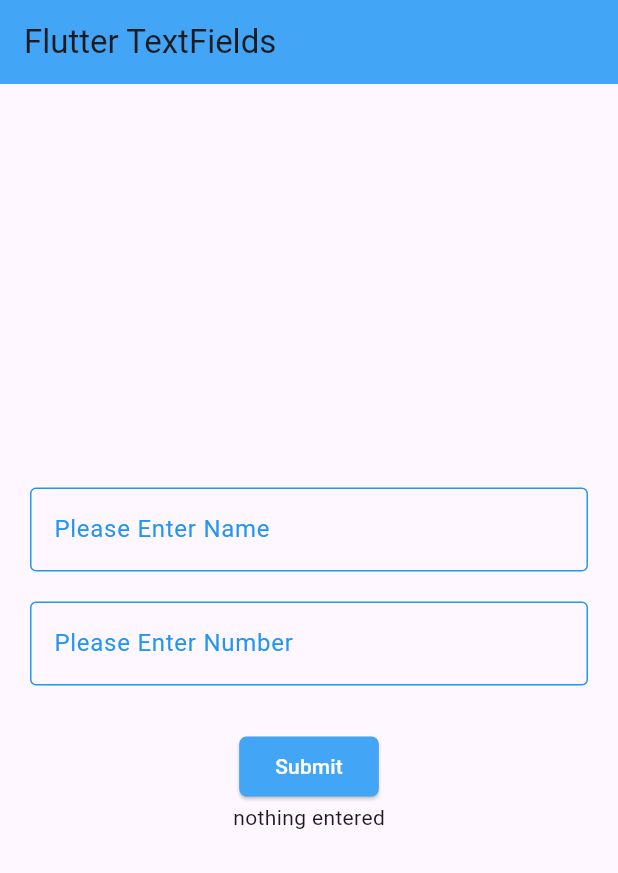
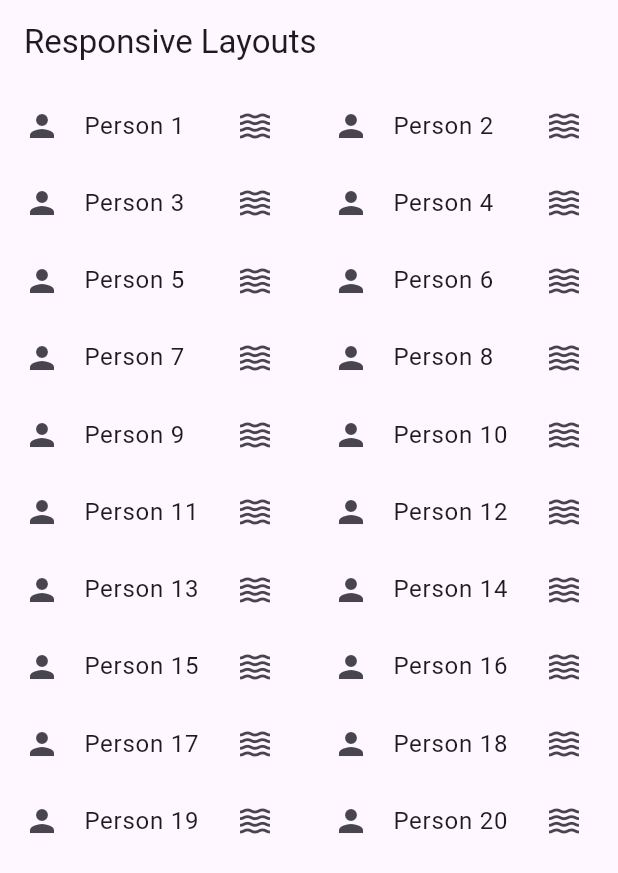
Before and after one commit to joshsaxx/everyday_flutter, a Flutter app: the screen it shows after launch, on a phone screen of 412 x 824 dp. Shown: the top 873 px of the screen. Run offline on Flutter 3.47's test engine with Material 3 defaults, Android fonts, the phone set to English and light mode, and no system bars; our stand-ins replace cached_network_image, google_fonts.

Commit message:
tutorial_sessions -- Responsive UI part 1 implemented

```diff
--- a/lib/app/my_app.dart
+++ b/lib/app/my_app.dart
@@ -14,6 +14,7 @@ import 'package:flutter_tuts/app/tutorial_sessions/image_icon_widget/image_widge
 import 'package:flutter_tuts/app/tutorial_sessions/listview_widget/listview_widget.dart';
 import 'package:flutter_tuts/app/tutorial_sessions/navigation_drawer/main_page.dart';
 import 'package:flutter_tuts/app/tutorial_sessions/profile_ui/profile_ui_screen.dart';
+import 'package:flutter_tuts/app/tutorial_sessions/responsive_ui/responsive_ui.dart';
 import 'package:flutter_tuts/app/tutorial_sessions/row_column_widgets/column_widget.dart';
 import 'package:flutter_tuts/app/tutorial_sessions/row_column_widgets/row_widget.dart';
 import 'package:flutter_tuts/app/tutorial_sessions/stack_positioned_widgets/stack_widget.dart';
@@ -27,7 +28,7 @@ class MyApp extends StatelessWidget {
   Widget build(BuildContext context) {
     return const MaterialApp(
       debugShowCheckedModeBanner: false,
-      home: MyTextFieldMainPage(),
+      home: ResponsiveUIScreen(),
     );
   }
 }
--- /dev/null
+++ b/lib/app/tutorial_sessions/responsive_ui/responsive_ui.dart
@@ -0,0 +1,61 @@
+import 'package:flutter/material.dart';
+
+class ResponsiveUIScreen extends StatefulWidget {
+  const ResponsiveUIScreen({super.key});
+
+  @override
+  State<ResponsiveUIScreen> createState() => _ResponsiveUIScreenState();
+}
+
+class _ResponsiveUIScreenState extends State<ResponsiveUIScreen> {
+  @override
+  Widget build(BuildContext context) {
+    return Scaffold(
+      appBar: AppBar(
+        title: const Text('Responsive Layouts'),
+      ),
+      body: GridData(),
+    );
+  }
+}
+
+class GridData extends StatelessWidget {
+  const GridData({
+    super.key,
+  });
+
+  @override
+  Widget build(BuildContext context) {
+    return GridView.count(
+      crossAxisCount: 2,
+      childAspectRatio: 4,
+      children: List.generate(20, (index){
+        return ListTile(
+          leading: const Icon(Icons.person),
+          trailing: const Icon(Icons.waves),
+          title: Text('Person ${index + 1}'),
+        );
+      }),
+      );
+  }
+}
+
+class ListData extends StatelessWidget {
+  const ListData({
+    super.key,
+  });
+
+  @override
+  Widget build(BuildContext context) {
+    return ListView.builder(
+      itemCount: 20,
+      itemBuilder: (context, index){
+        return ListTile(
+          leading: const Icon(Icons.person),
+          trailing: const Icon(Icons.waves),
+          title: Text('Person ${index + 1}'),
+        );
+
+      });
+  }
+}
```
